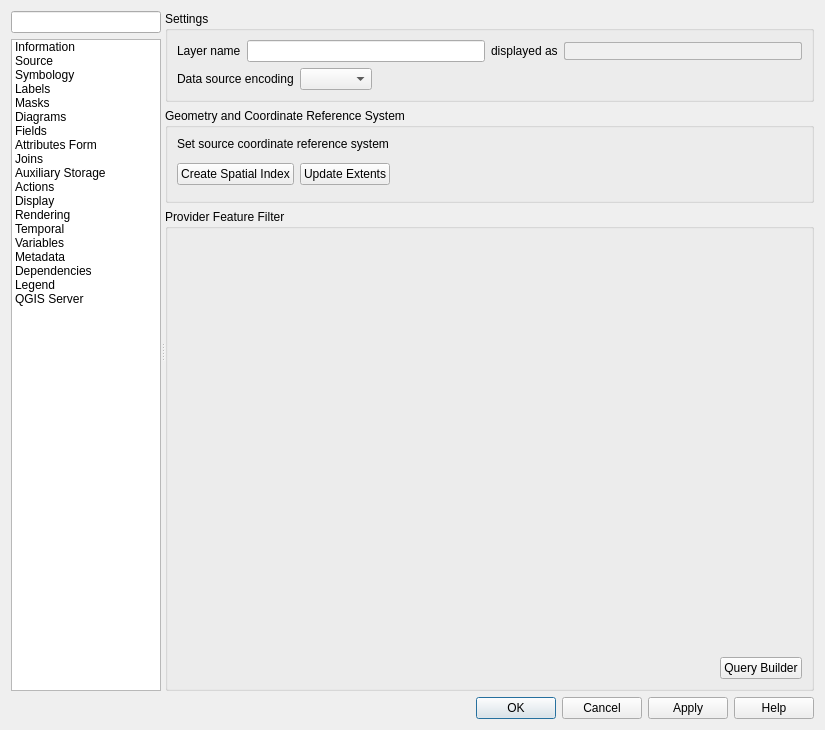
The window that src/ui/qgsvectorlayerpropertiesbase.ui (qgis/QGIS) describes before a commit, drawn with Qt 5.
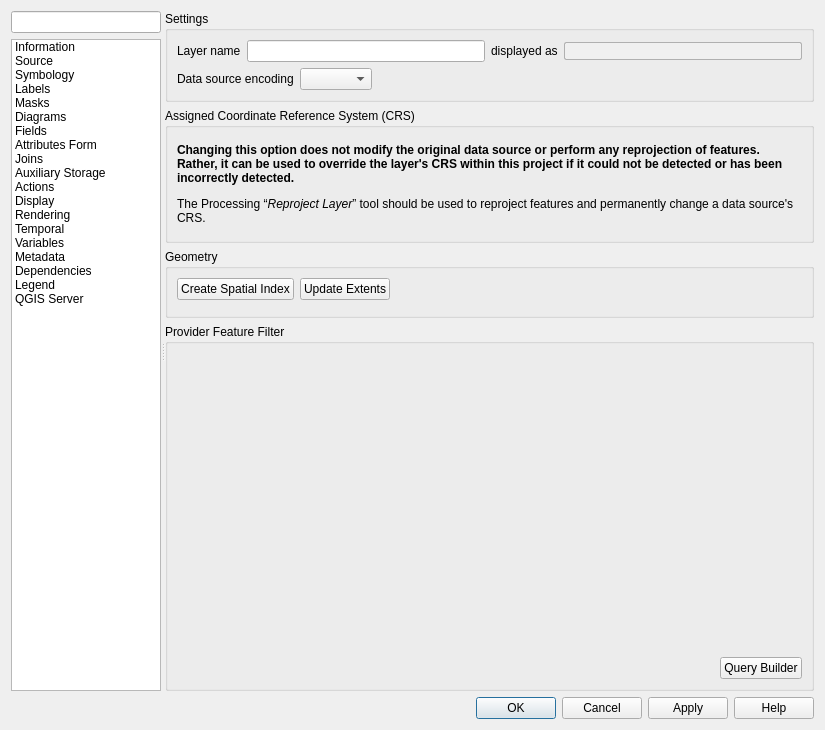
The same window after the commit. The open tabs and pages were chosen to show the change. Icons and pictures are not drawn. Custom widgets are drawn as their Qt base class.

Commit message:
Update strings and UI regarding layer CRS override setting
Make it much clearer that this setting does NOT reproject a layer

Fixes #32101

Patch:
```diff
--- a/src/ui/qgsvectorlayerpropertiesbase.ui
+++ b/src/ui/qgsvectorlayerpropertiesbase.ui
@@ -561,7 +561,7 @@
                   <enum>Qt::StrongFocus</enum>
                  </property>
                  <property name="title">
-                  <string>Geometry and Coordinate Reference System</string>
+                  <string>Assigned Coordinate Reference System (CRS)</string>
                  </property>
                  <property name="checkable">
                   <bool>false</bool>
@@ -573,13 +573,6 @@
                   <property name="spacing">
                    <number>6</number>
                   </property>
-                  <item>
-                   <widget class="QLabel" name="label_5">
-                    <property name="text">
-                     <string>Set source coordinate reference system</string>
-                    </property>
-                   </widget>
-                  </item>
                   <item>
                    <widget class="QgsProjectionSelectionWidget" name="mCrsSelector" native="true">
                     <property name="focusPolicy">
@@ -588,7 +581,48 @@
                    </widget>
                   </item>
                   <item>
-                   <layout class="QHBoxLayout" name="horizontalLayout_10">
+                   <widget class="QLabel" name="label_7">
+                    <property name="text">
+                     <string>&lt;html&gt;&lt;head/&gt;&lt;body&gt;&lt;p&gt;&lt;span style=&quot; font-weight:600;&quot;&gt;Changing this option does not modify the original data source or perform any reprojection of features. Rather, it can be used to override the layer's CRS within this project if it could not be detected or has been incorrectly detected.&lt;/span&gt;&lt;/p&gt;&lt;p&gt;The Processing “&lt;span style=&quot; font-style:italic;&quot;&gt;Reproject Layer&lt;/span&gt;” tool should be used to reproject features and permanently change a data source's CRS.&lt;/p&gt;&lt;/body&gt;&lt;/html&gt;</string>
+                    </property>
+                    <property name="textFormat">
+                     <enum>Qt::RichText</enum>
+                    </property>
+                    <property name="wordWrap">
+                     <bool>true</bool>
+                    </property>
+                   </widget>
+                  </item>
+                  <item>
+                   <widget class="Line" name="line_2">
+                    <property name="orientation">
+                     <enum>Qt::Vertical</enum>
+                    </property>
+                   </widget>
+                  </item>
+                 </layout>
+                </widget>
+               </item>
+               <item>
+                <widget class="QgsCollapsibleGroupBox" name="mGeomGroupBox">
+                 <property name="focusPolicy">
+                  <enum>Qt::StrongFocus</enum>
+                 </property>
+                 <property name="title">
+                  <string>Geometry </string>
+                 </property>
+                 <property name="checkable">
+                  <bool>false</bool>
+                 </property>
+                 <property name="syncGroup" stdset="0">
+                  <string notr="true">vectorgeneral</string>
+                 </property>
+                 <layout class="QVBoxLayout" name="verticalLayout_31">
+                  <property name="spacing">
+                   <number>6</number>
+                  </property>
+                  <item>
+                   <layout class="QHBoxLayout" name="horizontalLayout_11">
                     <item>
                      <widget class="QPushButton" name="pbnIndex">
                       <property name="text">
@@ -604,7 +638,7 @@
                      </widget>
                     </item>
                     <item>
-                     <spacer name="horizontalSpacer_6">
+                     <spacer name="horizontalSpacer_10">
                       <property name="orientation">
                        <enum>Qt::Horizontal</enum>
                       </property>
```
Left out of the diff: 4 changed lines with no effect on the pictures. The commit also changes 3 other files.
